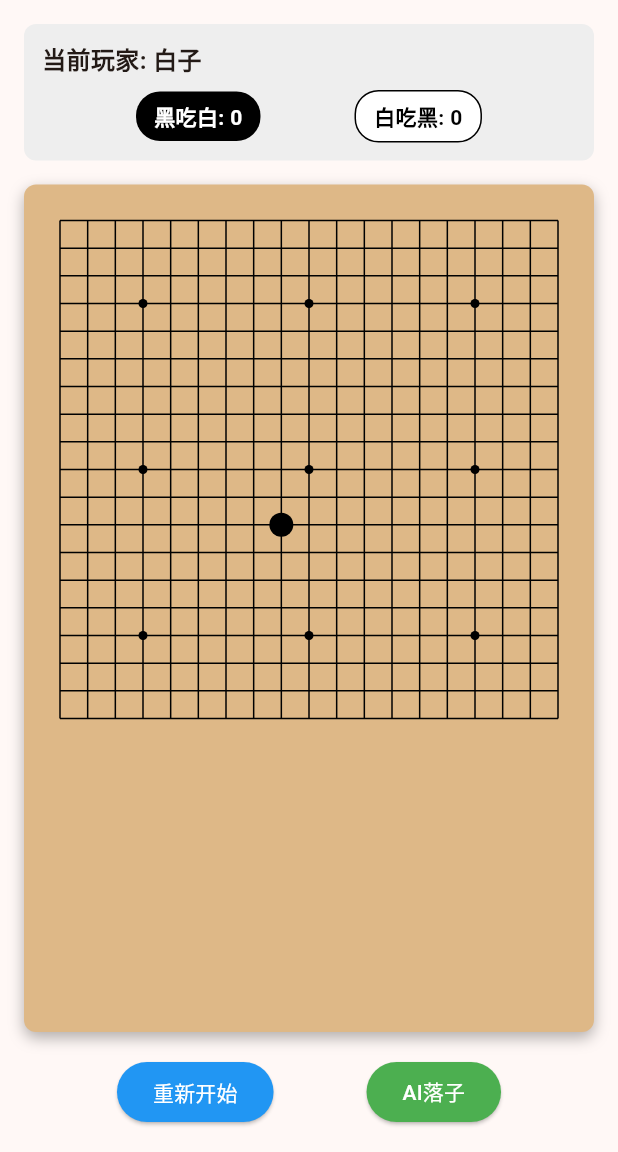
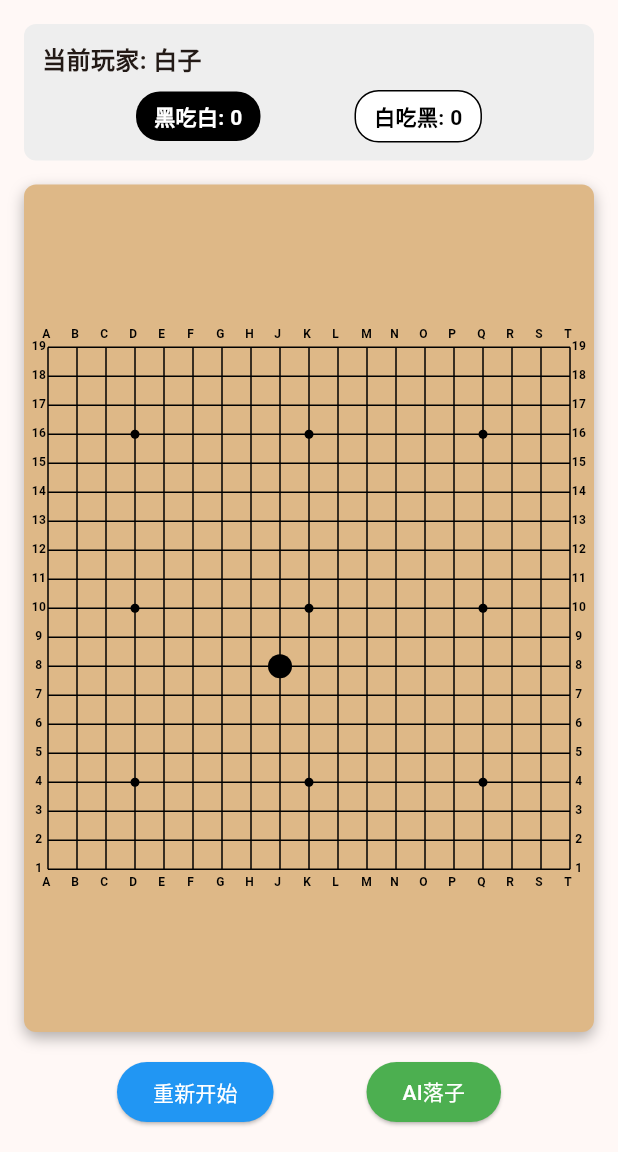
Before and after one commit to chenqi2013/rwkv_go, a Flutter app: the screen it shows after launch, after a tap on "AI落子", on a phone screen of 412 x 824 dp, the part 84-1236 px from its top. Run offline on Flutter 3.47's test engine with Material 3 defaults, Android fonts, the phone set to English and light mode, and no system bars; our stand-ins replace get.

Commit message:
添加棋谱标签以及和线对齐

```diff
--- a/lib/widgets/go_board.dart
+++ b/lib/widgets/go_board.dart
@@ -121,38 +121,73 @@ class GoBoard extends StatelessWidget {
           ),
         ],
       ),
-      child: AspectRatio(
-        aspectRatio: 1.0,
-        child: Padding(
-          padding: const EdgeInsets.all(12.0), // 为边缘棋子留出空间
+      child: LayoutBuilder(
+        builder: (context, constraints) {
+          // 根据屏幕大小动态调整
+          double screenWidth = MediaQuery.of(context).size.width;
+          bool isMobile = screenWidth < 600;
+
+          // 计算棋盘实际大小，确保不超出可用空间
+          double maxWidth = constraints.maxWidth;
+          double maxHeight = constraints.maxHeight;
+          double boardSize = maxWidth < maxHeight ? maxWidth : maxHeight;
+
+          // 为坐标标签留出空间
+          double coordinateSpace = isMobile ? 16.0 : 20.0;
+          double availableSize = boardSize - 2 * coordinateSpace;
+
+          return Center(
+            child: SizedBox(
+              width: boardSize,
+              height: boardSize,
               child: Stack(
                 children: [
                   // 棋盘背景
                   Container(color: const Color(0xFFDEB887)),
                   // 网格线
-              CustomPaint(painter: GoBoardPainter(), size: Size.infinite),
+                  Padding(
+                    padding: EdgeInsets.all(coordinateSpace),
+                    child: CustomPaint(
+                      painter: GoBoardPainter(),
+                      size: Size.infinite,
+                    ),
+                  ),
                   // 棋子
-              Obx(() {
-                // 访问可观察变量来触发重建
+                  Padding(
+                    padding: EdgeInsets.all(coordinateSpace),
+                    child: Obx(() {
                       controller.gameOver.value;
                       controller.isBlackTurn.value;
-                return _buildStones();
+                      return _buildStonesWithPadding(
+                        coordinateSpace,
+                        availableSize,
+                      );
                     }),
+                  ),
+                  // 上坐标标签 A-S
+                  _buildTopCoordinates(coordinateSpace, availableSize),
+                  // 下坐标标签 A-S
+                  _buildBottomCoordinates(coordinateSpace, availableSize),
+                  // 左坐标标签 1-19
+                  _buildLeftCoordinates(coordinateSpace, availableSize),
+                  // 右坐标标签 1-19
+                  _buildRightCoordinates(coordinateSpace, availableSize),
                 ],
               ),
             ),
+          );
+        },
       ),
     );
   }
 
-  Widget _buildStones() {
+  Widget _buildStonesWithPadding(double padding, double availableSize) {
     return LayoutBuilder(
       builder: (context, constraints) {
         // 根据屏幕大小动态调整棋子大小
         double screenWidth = MediaQuery.of(context).size.width;
         double stoneRadius = screenWidth < 600 ? 8.0 : 12.0; // 手机屏幕棋子更小
-        double padding = 12.0;
-        double availableSize = constraints.maxWidth - 2 * padding;
+
         double cellSize = availableSize / 18;
 
         return Stack(
@@ -161,8 +196,8 @@ class GoBoard extends StatelessWidget {
             (row) => List.generate(
               19,
               (col) => Positioned(
-                left: padding + col * cellSize - stoneRadius,
-                top: padding + row * cellSize - stoneRadius,
+                left: col * cellSize - stoneRadius,
+                top: row * cellSize - stoneRadius,
                 child: GestureDetector(
                   onTap: () => _onStoneTap(row, col),
                   child: Container(
@@ -234,6 +269,134 @@ class GoBoard extends StatelessWidget {
       ],
     );
   }
+
+  Widget _buildTopCoordinates(double padding, double availableSize) {
+    return Positioned(
+      top: 0,
+      left: 0, // 覆盖整个棋盘宽度
+      right: 0, // 覆盖整个棋盘宽度
+      height: 20,
+      child: LayoutBuilder(
+        builder: (context, constraints) {
+          double cellSize = availableSize / 18;
+
+          return Stack(
+            children: List.generate(19, (index) {
+              return Positioned(
+                left: padding + index * cellSize - 4, // 使用cellSize变量
+                top: 2,
+                child: Text(
+                  controller.getUpperCoordinateLabel(index), // A-S
+                  style: const TextStyle(
+                    fontSize: 8,
+                    fontWeight: FontWeight.bold,
+                    color: Colors.black,
+                  ),
+                ),
+              );
+            }),
+          );
+        },
+      ),
+    );
+  }
+
+  Widget _buildBottomCoordinates(double padding, double availableSize) {
+    return Positioned(
+      bottom: 0,
+      left: 0, // 覆盖整个棋盘宽度
+      right: 0, // 覆盖整个棋盘宽度
+      height: 20,
+      child: LayoutBuilder(
+        builder: (context, constraints) {
+          double cellSize = availableSize / 18;
+
+          return Stack(
+            children: List.generate(19, (index) {
+              return Positioned(
+                left: padding + index * cellSize - 4, // 使用cellSize变量
+                bottom: 2,
+                child: Text(
+                  controller.getUpperCoordinateLabel(index), // A-S
+                  style: const TextStyle(
+                    fontSize: 8,
+                    fontWeight: FontWeight.bold,
+                    color: Colors.black,
+                  ),
+                ),
+              );
+            }),
+          );
+        },
+      ),
+    );
+  }
+
+  Widget _buildLeftCoordinates(double padding, double availableSize) {
+    return Positioned(
+      left: 0,
+      top: 0, // 覆盖整个棋盘高度
+      bottom: 0, // 覆盖整个棋盘高度
+      width: 20,
+      child: LayoutBuilder(
+        builder: (context, constraints) {
+          double cellSize = availableSize / 18;
+
+          return Stack(
+            children: List.generate(19, (index) {
+              return Positioned(
+                top: padding + index * cellSize - 6, // 使用cellSize变量
+                left: 0,
+                right: 0,
+                child: Text(
+                  '${19 - index}', // 从19到1，符合围棋标准
+                  textAlign: TextAlign.center,
+                  style: const TextStyle(
+                    fontSize: 8,
+                    fontWeight: FontWeight.bold,
+                    color: Colors.black,
+                  ),
+                ),
+              );
+            }),
+          );
+        },
+      ),
+    );
+  }
+
+  Widget _buildRightCoordinates(double padding, double availableSize) {
+    return Positioned(
+      right: 0,
+      top: 0, // 覆盖整个棋盘高度
+      bottom: 0, // 覆盖整个棋盘高度
+      width: 20,
+      child: LayoutBuilder(
+        builder: (context, constraints) {
+          double cellSize = availableSize / 18;
+
+          return Stack(
+            children: List.generate(19, (index) {
+              return Positioned(
+                top: padding + index * cellSize - 6, // 使用cellSize变量
+                left: 0,
+                right: 0,
+                child: Text(
+                  '${19 - index}', // 从19到1，符合围棋标准
+                  textAlign: TextAlign.center,
+                  style: const TextStyle(
+                    fontSize: 8,
+                    fontWeight: FontWeight.bold,
+                    color: Colors.black,
+                  ),
+                ),
+              );
+            }),
+          );
+        },
+      ),
+    );
+  }
 }
 
 // 围棋棋盘绘制器
@@ -245,16 +408,14 @@ class GoBoardPainter extends CustomPainter {
       ..strokeWidth = 1.0
       ..style = PaintingStyle.stroke;
 
-    // 考虑到Padding的影响，调整绘制区域
-    double padding = 12.0;
-    double availableSize = size.width - 2 * padding;
-    double cellSize = availableSize / 18;
+    // 直接使用可用大小，因为已经被Padding组件包围
+    double cellSize = size.width / 18;
 
     // 绘制垂直线
     for (int i = 0; i <= 18; i++) {
       canvas.drawLine(
-        Offset(padding + i * cellSize, padding),
-        Offset(padding + i * cellSize, padding + 18 * cellSize), // 修复：使用正确的结束位置
+        Offset(i * cellSize, 0),
+        Offset(i * cellSize, 18 * cellSize),
         paint,
       );
     }
@@ -262,8 +423,8 @@ class GoBoardPainter extends CustomPainter {
     // 绘制水平线
     for (int i = 0; i <= 18; i++) {
       canvas.drawLine(
-        Offset(padding, padding + i * cellSize),
-        Offset(padding + 18 * cellSize, padding + i * cellSize), // 修复：使用正确的结束位置
+        Offset(0, i * cellSize),
+        Offset(18 * cellSize, i * cellSize),
         paint,
       );
     }
@@ -290,7 +451,7 @@ class GoBoardPainter extends CustomPainter {
 
     for (var point in starPoints) {
       canvas.drawCircle(
-        Offset(padding + point[1] * cellSize, padding + point[0] * cellSize),
+        Offset(point[1] * cellSize, point[0] * cellSize),
         starRadius,
         starPaint,
       );
```
Lines whose indentation alone changed are shown as unchanged.
